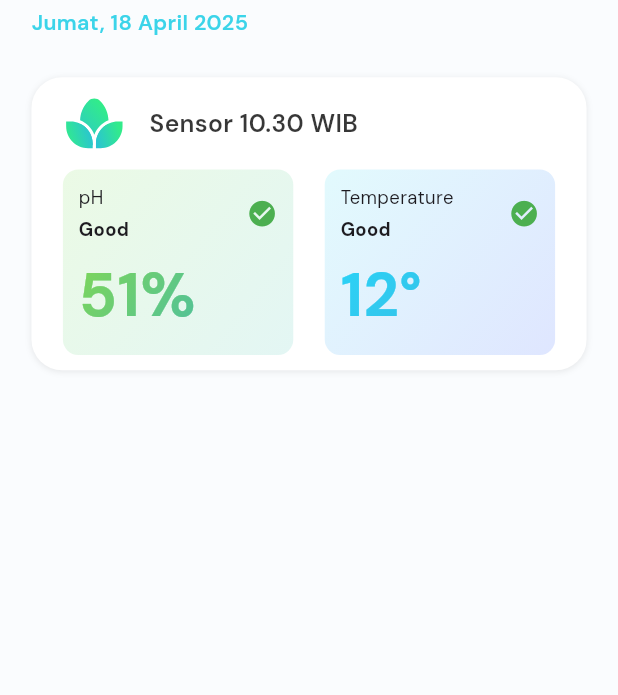
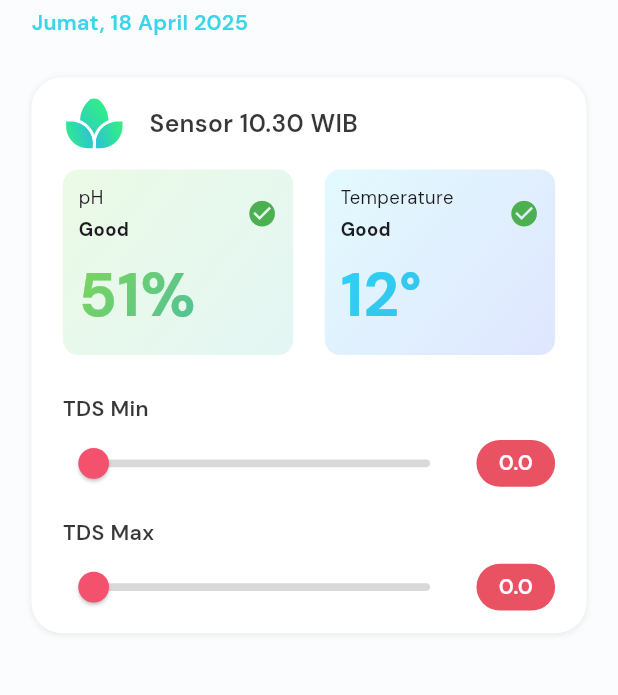
Before and after one commit to sibeux/iot_plant_control, a Flutter app: the screen it shows after launch, on a phone screen of 412 x 824 dp, the part 468-1163 px from its top. Run offline on Flutter 3.47's test engine with Material 3 defaults, Android fonts, the phone set to English and light mode, and no system bars; drawn by our look-alikes of smooth_page_indicator; our stand-ins replace flutter_screenutil, flutter_svg, get, hexcolor.

Commit message:
Add TdsController and TdsControlSlide widget for managing TDS values in HomeScreen

```diff
--- /dev/null
+++ b/lib/controller/tds_controller.dart
@@ -0,0 +1,14 @@
+import 'package:get/get.dart';
+
+class TdsController extends GetxController{
+  var minTdsValue = 0.0.obs;
+  var maxTdsValue = 0.0.obs;
+
+  void setMinTdsValue(double value) {
+    minTdsValue.value = value;
+  }
+
+  void setMaxTdsValue(double value) {
+    maxTdsValue.value = value;
+  }
+}
--- a/lib/screen/home_screen.dart
+++ b/lib/screen/home_screen.dart
@@ -5,6 +5,7 @@ import 'package:get/get.dart';
 import 'package:iot_plant_control/controller/clock_controller.dart';
 import 'package:iot_plant_control/controller/image_slide_controller.dart';
 import 'package:iot_plant_control/widgets/box_monitor.dart';
+import 'package:iot_plant_control/widgets/tds_control_slide.dart';
 import 'package:smooth_page_indicator/smooth_page_indicator.dart';
 import 'package:intl/intl.dart';
 
@@ -219,6 +220,10 @@ class HomeScreen extends StatelessWidget {
                             ),
                           ],
                         ),
+                        SizedBox(height: 25.h),
+                        TdsControlSlide(type: 'min'),
+                        SizedBox(height: 15.h),
+                        TdsControlSlide(type: 'max'),
                       ],
                     ),
                   ),
--- /dev/null
+++ b/lib/widgets/tds_control_slide.dart
@@ -0,0 +1,87 @@
+import 'package:flutter/material.dart';
+import 'package:flutter_screenutil/flutter_screenutil.dart';
+import 'package:get/get.dart';
+import 'package:hexcolor/hexcolor.dart';
+import 'package:iot_plant_control/controller/tds_controller.dart';
+
+class TdsControlSlide extends StatelessWidget {
+  const TdsControlSlide({super.key, required this.type});
+
+  final String type;
+
+  @override
+  Widget build(BuildContext context) {
+    final tdsController = Get.put(TdsController());
+    return Column(
+      crossAxisAlignment: CrossAxisAlignment.start,
+      children: [
+        Container(
+          alignment: Alignment.centerLeft,
+          child: Text(
+            'TDS ${type.capitalizeFirst}',
+            style: TextStyle(
+              fontSize: 14.sp,
+              fontWeight: FontWeight.w600,
+              color: Colors.black.withAlpha(200),
+            ),
+          ),
+        ),
+        SizedBox(height: 5.h),
+        Row(
+          children: [
+            Expanded(
+              child: SliderTheme(
+                data: SliderThemeData(
+                  trackHeight: 5.h,
+                  thumbShape: RoundSliderThumbShape(enabledThumbRadius: 10.r),
+                  overlayShape: RoundSliderOverlayShape(overlayRadius: 20.r),
+                ),
+                child: Obx(
+                  () => Slider(
+                    activeColor: Color.fromARGB(255, 255, 163, 189),
+                    thumbColor: HexColor('#f3516d'),
+                    inactiveColor: Colors.grey.withAlpha(100),
+                    max: 12,
+                    value:
+                        type == 'min'
+                            ? tdsController.minTdsValue.value
+                            : tdsController.maxTdsValue.value,
+                    onChanged: (value) {
+                      if (type == 'min') {
+                        tdsController.setMinTdsValue(value);
+                      } else {
+                        tdsController.setMaxTdsValue(value);
+                      }
+                    },
+                  ),
+                ),
+              ),
+            ),
+            SizedBox(width: 10.w),
+            Container(
+              width: 50.w,
+              padding: EdgeInsets.symmetric(horizontal: 10.w, vertical: 5.h),
+              alignment: Alignment.center,
+              decoration: BoxDecoration(
+                borderRadius: BorderRadius.circular(50.r),
+                color: HexColor('#e95263'),
+              ),
+              child: Obx(
+                () => Text(
+                  type == 'min'
+                      ? tdsController.minTdsValue.value.toStringAsFixed(1)
+                      : tdsController.maxTdsValue.value.toStringAsFixed(1),
+                  style: TextStyle(
+                    fontSize: 14.sp,
+                    fontWeight: FontWeight.w600,
+                    color: Colors.white,
+                  ),
+                ),
+              ),
+            ),
+          ],
+        ),
+      ],
+    );
+  }
+}
```
